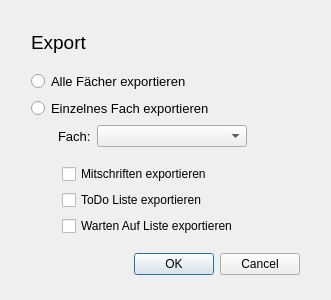
The window that exportdialog.ui (orgnnice/OrgNNice) describes before a commit, drawn with Qt 5.
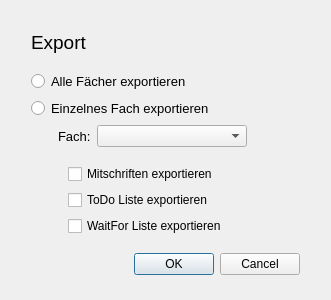
The same window after the commit.

Commit message: EXPORT, TODO, WAITFOR GUI changes

Diff of the .ui file:
```diff
--- a/exportdialog.ui
+++ b/exportdialog.ui
@@ -190,7 +190,7 @@
         <item>
          <widget class="QCheckBox" name="checkBox_2">
           <property name="text">
-           <string>Warten Auf Liste exportieren</string>
+           <string>WaitFor Liste exportieren</string>
           </property>
          </widget>
         </item>
```
The commit also changes 3 other files.
